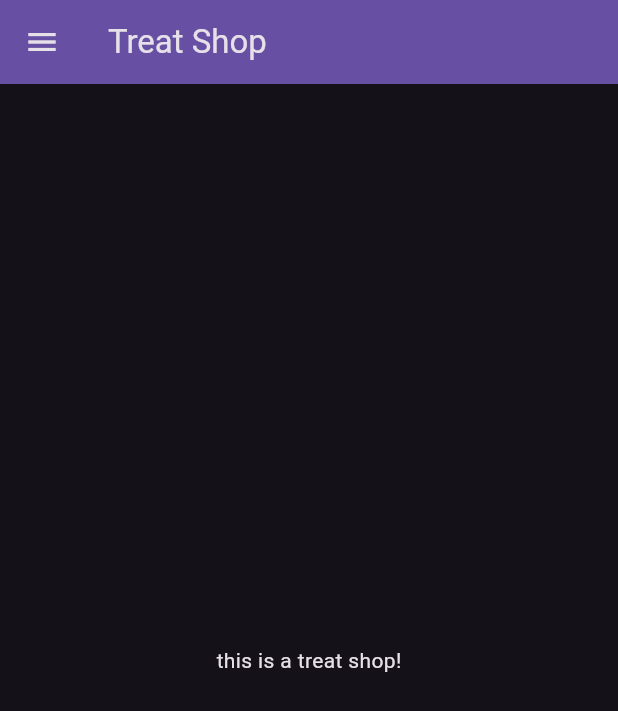
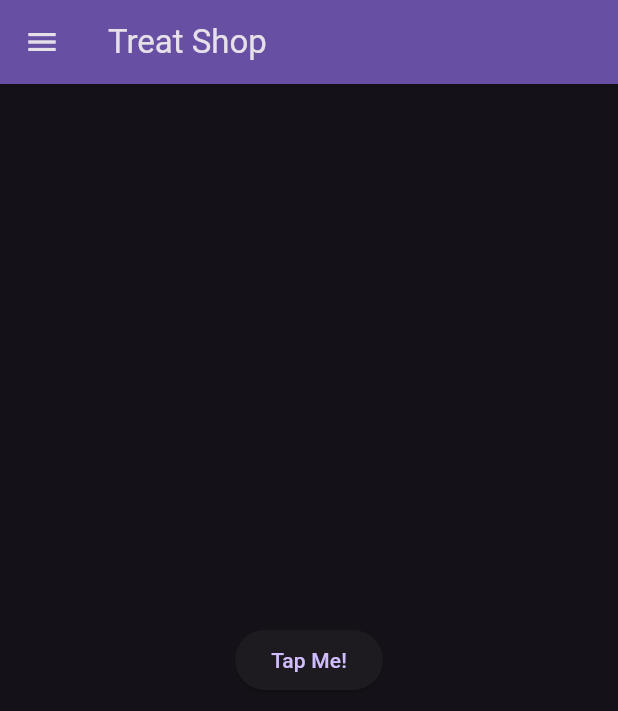
Before and after one commit to Julie12Yu/hampter, a Flutter app: the TreatShopPage screen opened by its route, on a phone screen of 412 x 824 dp. Shown: the top 711 px of the screen. Run offline on Flutter 3.47's test engine with Material 3 defaults, Android fonts, the phone set to English and light mode, and no system bars; our stand-ins replace graphql_flutter, settings_ui; missing offline and left inert: model_viewer_plus.

Commit message:
added button to treat shop for further use

```diff
--- a/frontend/lib/pages/treat_shop_page.dart
+++ b/frontend/lib/pages/treat_shop_page.dart
@@ -12,11 +12,24 @@ class _TreatShopPageState extends State<TreatShopPage> {
   @override
   Widget build(BuildContext context) {
     return Scaffold(
-        drawer: HamburgerMenu(),
-        appBar: AppBar(
-          backgroundColor: Theme.of(context).colorScheme.inversePrimary,
-          title: Text("Treat Shop"),
+      drawer: HamburgerMenu(),
+      appBar: AppBar(
+        backgroundColor: Theme.of(context).colorScheme.inversePrimary,
+        title: Text("Treat Shop"),
+      ),
+      body: Center(
+        child: Column(
+          mainAxisAlignment: MainAxisAlignment.center,
+          children: <Widget>[
+            ElevatedButton(
+              child: const Text('Tap Me!'),
+              onPressed: () {
+                Navigator.pushNamed(context, '/settings');
+              },
+            ),
+          ],
         ),
-        body: Center(child: Text("this is a treat shop!")));
+      ),
+    );
   }
 }
```
Also changed, not shown: 1 other file.
